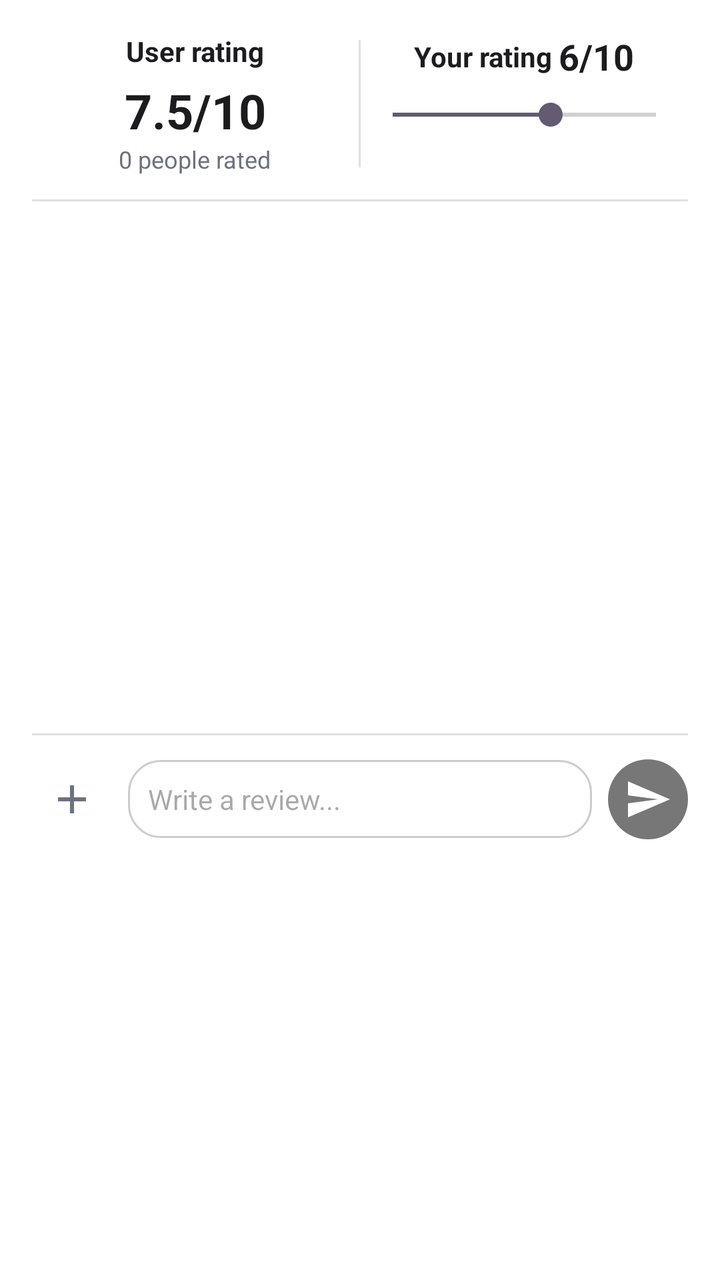
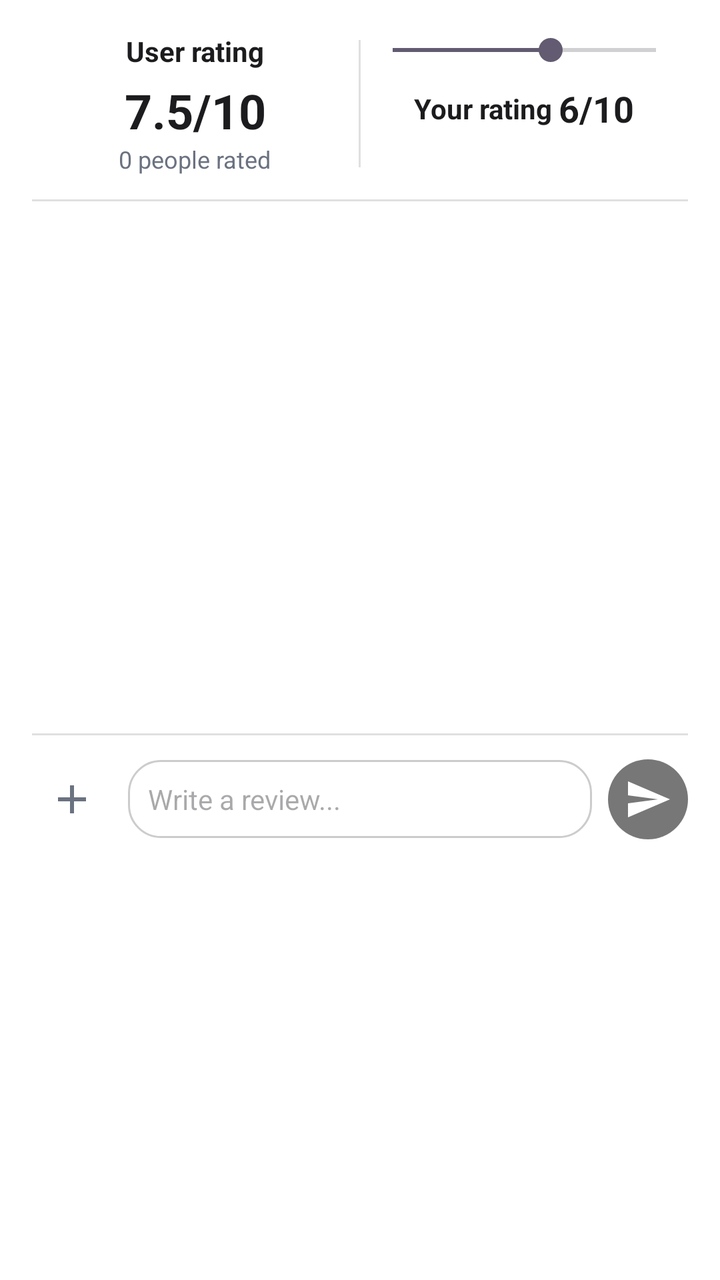

Two renders of the same Android screen: before a commit and after it. Below are the layout's source before the change and the commit's diff.
<!-- AndroidManifest.xml: application theme Theme.MyApplication -->
<!-- res/layout/dialog_template_reviews.xml -->
<?xml version="1.0" encoding="utf-8"?>
<LinearLayout xmlns:android="http://schemas.android.com/apk/res/android"
    xmlns:app="http://schemas.android.com/apk/res-auto" android:layout_width="match_parent" android:layout_height="wrap_content" android:orientation="vertical" android:background="@color/surface_dialog" android:padding="16dp">

    
    <LinearLayout android:layout_width="match_parent" android:layout_height="wrap_content" android:orientation="horizontal" android:weightSum="2" android:baselineAligned="false" android:paddingBottom="12dp">

        
        <LinearLayout android:layout_width="0dp" android:layout_height="wrap_content" android:layout_weight="1" android:orientation="vertical" android:gravity="center">

            <TextView android:layout_width="wrap_content" android:layout_height="wrap_content" android:text="User rating" android:textSize="14sp" android:textStyle="bold" android:textColor="@color/text_primary" />
            <TextView android:id="@+id/tv_avg_rating_score" android:layout_width="wrap_content" android:layout_height="wrap_content" android:text="7.5/10" android:textSize="24sp" android:textStyle="bold" android:textColor="@color/text_primary" android:layout_marginTop="4dp" />
            <TextView android:id="@+id/tv_rating_count" android:layout_width="wrap_content" android:layout_height="wrap_content" android:text="0 people rated" android:textSize="12sp" android:textColor="@color/text_secondary" />
        </LinearLayout>

        
        <View android:layout_width="1dp" android:layout_height="match_parent" android:background="#E0E0E0" android:layout_marginVertical="4dp" />

        
        <LinearLayout android:layout_width="0dp" android:layout_height="wrap_content" android:layout_weight="1" android:orientation="vertical" android:gravity="center">

            <LinearLayout android:layout_width="wrap_content" android:layout_height="wrap_content" android:orientation="horizontal" android:gravity="center_vertical">

                <TextView android:layout_width="wrap_content" android:layout_height="wrap_content" android:text="Your rating " android:textSize="14sp" android:textStyle="bold" android:textColor="@color/text_primary" />

                <TextView android:id="@+id/tv_your_rating_score" android:layout_width="wrap_content" android:layout_height="wrap_content" android:text="6/10" android:textSize="18sp" android:textStyle="bold" android:textColor="@color/text_primary" />
            </LinearLayout>

            <SeekBar android:id="@+id/seek_your_rating" android:layout_width="match_parent" android:layout_height="wrap_content" android:layout_marginTop="8dp" android:max="10" android:progress="6" android:paddingStart="16dp" android:paddingEnd="16dp" />
        </LinearLayout>
    </LinearLayout>

    <View android:layout_width="match_parent" android:layout_height="1dp" android:background="#E0E0E0" android:layout_marginBottom="12dp" />

    
    <androidx.recyclerview.widget.RecyclerView android:id="@+id/rv_template_reviews" android:layout_width="match_parent" android:layout_height="250dp" android:clipToPadding="false" android:paddingBottom="8dp" />

    <View android:layout_width="match_parent" android:layout_height="1dp" android:background="#E0E0E0" android:layout_marginTop="4dp" android:layout_marginBottom="12dp" />

    
    <LinearLayout android:layout_width="match_parent" android:layout_height="wrap_content" android:orientation="horizontal" android:gravity="center_vertical">

        <ImageButton android:id="@+id/btn_add_review_image" android:layout_width="40dp" android:layout_height="40dp" android:background="?attr/selectableItemBackgroundBorderless" android:src="@drawable/ic_add" app:tint="@color/text_secondary" android:contentDescription="Add Image" android:stateListAnimator="@animator/wobbly_slime" />

        <EditText android:id="@+id/et_review_input" android:layout_width="0dp" android:layout_height="wrap_content" android:layout_weight="1" android:background="@drawable/bg_pill_outline" android:hint="Write a review..." android:padding="10dp" android:textSize="14sp" android:layout_marginStart="8dp" android:layout_marginEnd="8dp" android:maxLines="3" />

        <ImageButton android:id="@+id/btn_submit_review" android:layout_width="40dp" android:layout_height="40dp" android:background="@drawable/bg_circle_dark" android:src="@drawable/ic_send" app:tint="#FFFFFF" android:padding="8dp" android:contentDescription="Send Review" android:stateListAnimator="@animator/wobbly_slime" />
    </LinearLayout>

</LinearLayout>
<!-- resources referenced by this layout -->
<resources>
  <color name="surface_dialog">#FFFFFF</color>
  <color name="text_primary">#1C1C1E</color>
  <color name="text_secondary">#6B7280</color>
  <!-- drawable bg_circle_dark (drawable) -->
  <?xml version="1.0" encoding="utf-8"?>
  <shape xmlns:android="http://schemas.android.com/apk/res/android" android:shape="oval">
      <solid android:color="#88000000" />
  </shape>
  <!-- drawable bg_pill_outline (drawable) -->
  <?xml version="1.0" encoding="utf-8"?>
  <shape xmlns:android="http://schemas.android.com/apk/res/android" android:shape="rectangle">
      <solid android:color="#00000000" />
      <stroke android:width="1dp" android:color="#CCCCCC" />
      <corners android:radius="16dp" />
  </shape>
  <!-- drawable ic_add (drawable) -->
  <vector xmlns:android="http://schemas.android.com/apk/res/android" android:width="24dp" android:height="24dp" android:viewportWidth="24" android:viewportHeight="24">
      <path android:fillColor="#FF000000" android:pathData="M19,13h-6v6h-2v-6H5v-2h6V5h2v6h6v2z"/>
  </vector>
  <!-- drawable ic_send (drawable) -->
  <vector xmlns:android="http://schemas.android.com/apk/res/android" android:width="24dp" android:height="24dp" android:viewportWidth="24" android:viewportHeight="24">
      <path android:fillColor="#FF000000" android:pathData="M2.01,21L23,12 2.01,3 2,10l15,2 -15,2z"/>
  </vector>
  <style name="Theme.MyApplication" parent="Base.Theme.MyApplication" />
  <style name="Base.Theme.MyApplication" parent="Theme.Material3.DayNight.NoActionBar">
          
          
          <item name="materialButtonStyle">@style/WobblyMaterialButton</item>
          <item name="android:buttonStyle">@style/WobblyStandardButton</item>
          <item name="imageButtonStyle">@style/WobblyImageButton</item>
          <item name="android:imageButtonStyle">@style/WobblyImageButton</item>
          <item name="materialCardViewStyle">@style/WobblyCardView</item>
      </style>
  <style name="WobblyMaterialButton" parent="Widget.Material3.Button">
          <item name="android:stateListAnimator">@animator/wobbly_slime</item>
      </style>
  <style name="WobblyStandardButton" parent="Widget.AppCompat.Button">
          <item name="android:stateListAnimator">@animator/wobbly_slime</item>
      </style>
  <style name="WobblyImageButton" parent="Widget.AppCompat.ImageButton">
          <item name="android:stateListAnimator">@animator/wobbly_slime</item>
      </style>
  <style name="WobblyCardView" parent="Widget.Material3.CardView.Elevated">
          <item name="android:stateListAnimator">@animator/wobbly_slime</item>
      </style>
</resources>

<!-- the commit's change to res/layout/dialog_template_reviews.xml (unified diff, before → after) -->
@@ -19,14 +19,14 @@
         
         <LinearLayout android:layout_width="0dp" android:layout_height="wrap_content" android:layout_weight="1" android:orientation="vertical" android:gravity="center">
 
-            <LinearLayout android:layout_width="wrap_content" android:layout_height="wrap_content" android:orientation="horizontal" android:gravity="center_vertical">
+            <SeekBar android:id="@+id/seek_your_rating" android:layout_width="match_parent" android:layout_height="wrap_content" android:max="10" android:progress="6" android:paddingStart="16dp" android:paddingEnd="16dp" />
+
+            <LinearLayout android:layout_width="wrap_content" android:layout_height="wrap_content" android:orientation="horizontal" android:gravity="center_vertical" android:layout_marginTop="8dp">
 
                 <TextView android:layout_width="wrap_content" android:layout_height="wrap_content" android:text="Your rating " android:textSize="14sp" android:textStyle="bold" android:textColor="@color/text_primary" />
 
                 <TextView android:id="@+id/tv_your_rating_score" android:layout_width="wrap_content" android:layout_height="wrap_content" android:text="6/10" android:textSize="18sp" android:textStyle="bold" android:textColor="@color/text_primary" />
             </LinearLayout>
-
-            <SeekBar android:id="@+id/seek_your_rating" android:layout_width="match_parent" android:layout_height="wrap_content" android:layout_marginTop="8dp" android:max="10" android:progress="6" android:paddingStart="16dp" android:paddingEnd="16dp" />
         </LinearLayout>
     </LinearLayout>
 
